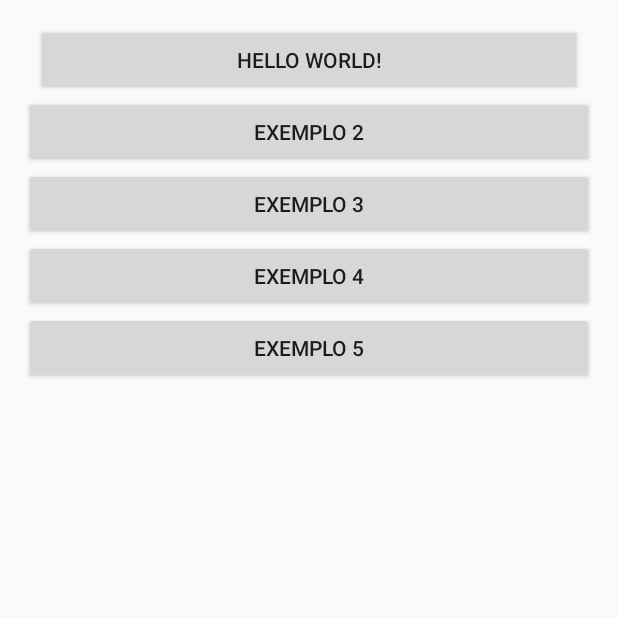
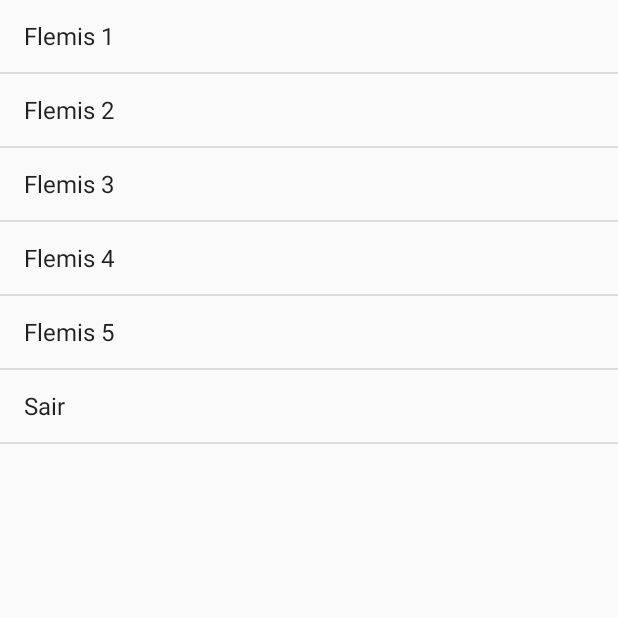
Before and after one commit to jfpsb/Android, an Android app: the screen it shows after launch (MainActivity), on a phone screen of 412 x 824 dp, the top half of it. Run offline under Robolectric (Android 15) with nearby library versions, the phone set to English and light mode, and no system bars.

Commit message:
Exemplo 3 adicionado Agora exemplos em lista Uso de Toast para mensagem

```diff
--- a/app/src/main/java/com/example/jfpsb/livroandroid/MainActivity.java
+++ b/app/src/main/java/com/example/jfpsb/livroandroid/MainActivity.java
@@ -1,43 +1,60 @@
 package com.example.jfpsb.livroandroid;
 
-import android.app.Activity;
+import android.app.ListActivity;
 import android.content.Intent;
 import android.os.Bundle;
 import android.view.Menu;
 import android.view.MenuItem;
 import android.view.View;
-import android.widget.Button;
+import android.widget.ArrayAdapter;
+import android.widget.ListView;
+import android.widget.Toast;
 
-public class MainActivity extends Activity {
+public class MainActivity extends ListActivity {
 
     private static final String CATEGORIA = "livro";
+    private static final String[] lista = new String[] {"Flemis 1", "Flemis 2", "Flemis 3", "Flemis 4", "Flemis 5", "Sair"};
 
     @Override
     protected void onCreate(Bundle savedInstanceState) {
         super.onCreate(savedInstanceState);
-        setContentView(R.layout.activity_main);
-
-        Button btn1 = (Button) findViewById(R.id.btn1);
-        Button btn2 = (Button) findViewById(R.id.btn2);
-        Button btn3 = (Button) findViewById(R.id.btn3);
-        Button btn4 = (Button) findViewById(R.id.btn4);
-        Button btn5 = (Button) findViewById(R.id.btn5);
-
-        abreExemplo(btn1, Exemplo1.class);
-        abreExemplo(btn2, Exemplo2.class);
-        abreExemplo(btn3, Exemplo1.class);
-        abreExemplo(btn4, Exemplo1.class);
-        abreExemplo(btn5, Exemplo1.class);
+        ArrayAdapter<String> listaAdapter = new ArrayAdapter<>(this, android.R.layout.simple_list_item_1, lista);
+        this.setListAdapter(listaAdapter);
     }
 
-    public void abreExemplo(Button btn, final Class T){
-        btn.setOnClickListener(new View.OnClickListener() {
-            @Override
-            public void onClick(View v) {
-                Intent it = new Intent(v.getContext(), T);
-                startActivity(it);
-            }
-        });
+    @Override
+    protected void onListItemClick(ListView l, View v, int position, long id) {
+        switch (position) {
+            case 0:
+                iniciaAct(position, Exemplo1.class);
+                break;
+            case 1:
+                iniciaAct(position, Exemplo2.class);
+                break;
+            case 2:
+                iniciaAct(position, Exemplo3.class);
+                break;
+            case 3:
+                iniciaAct(position, Exemplo4.class);
+                break;
+            case 4:
+                iniciaAct(position, Exemplo5.class);
+                break;
+            default:
+                finish();
+        }
+    }
+
+    private void iniciaAct(int position, Class classe) {
+        Intent it = new Intent(this, classe);
+        startActivity(it);
+        toaster(position);
+    }
+
+    private void toaster(int position) {
+        Object o = this.getListAdapter().getItem(position);
+        String item = o.toString();
+        Toast.makeText(this, "Você escolheu " + item, Toast.LENGTH_SHORT).show();
     }
 
     @Override
--- a/app/src/main/res/layout/activity_main.xml
+++ /dev/null
@@ -1,53 +0,0 @@
-<RelativeLayout xmlns:android="http://schemas.android.com/apk/res/android"
-    xmlns:tools="http://schemas.android.com/tools" android:layout_width="match_parent"
-    android:layout_height="match_parent" android:paddingLeft="@dimen/activity_horizontal_margin"
-    android:paddingRight="@dimen/activity_horizontal_margin"
-    android:paddingTop="@dimen/activity_vertical_margin"
-    android:paddingBottom="@dimen/activity_vertical_margin" tools:context=".MainActivity">
-
-    <LinearLayout
-        android:orientation="vertical"
-        android:layout_width="match_parent"
-        android:layout_height="match_parent"
-        android:layout_alignParentTop="true"
-        android:layout_alignParentLeft="true"
-        android:layout_alignParentStart="true">
-
-        <Button
-            android:layout_width="364dp"
-            android:layout_height="wrap_content"
-            android:text="@string/btn1"
-            android:id="@+id/btn1"
-            android:layout_gravity="center_horizontal"
-            android:onClick="onClick" />
-
-        <Button
-            android:layout_width="match_parent"
-            android:layout_height="wrap_content"
-            android:text="@string/btn2"
-            android:id="@+id/btn2"
-            android:layout_gravity="center_horizontal"
-            android:onClick="onClick" />
-
-        <Button
-            android:layout_width="match_parent"
-            android:layout_height="wrap_content"
-            android:text="@string/btn3"
-            android:id="@+id/btn3"
-            android:layout_gravity="center_horizontal" />
-
-        <Button
-            android:layout_width="match_parent"
-            android:layout_height="wrap_content"
-            android:text="@string/btn4"
-            android:id="@+id/btn4"
-            android:layout_gravity="center_horizontal" />
-
-        <Button
-            android:layout_width="match_parent"
-            android:layout_height="wrap_content"
-            android:text="@string/btn5"
-            android:id="@+id/btn5"
-            android:layout_gravity="center_horizontal" />
-    </LinearLayout>
-</RelativeLayout>
--- a/app/src/main/res/values/strings.xml
+++ b/app/src/main/res/values/strings.xml
@@ -11,4 +11,7 @@
     <string name="Exemplo2">Este é meu segundo exemplo Android</string>
     <string name="title_activity_exemplo1">Exemplo1</string>
     <string name="title_activity_exemplo2">Exemplo2</string>
+    <string name="title_activity_exemplo3">Exemplo3</string>
+    <string name="title_activity_exemplo4">Exemplo4</string>
+    <string name="title_activity_exemplo5">Exemplo5</string>
 </resources>
```
Also changed, not shown: app/src/main/AndroidManifest.xml (+12 -1 lines), app/src/main/java/com/example/jfpsb/livroandroid/Exemplo3.java (added, +36 -0 lines), app/src/main/java/com/example/jfpsb/livroandroid/Exemplo4.java (added, +17 -0 lines), app/src/main/java/com/example/jfpsb/livroandroid/Exemplo5.java (added, +17 -0 lines), app/src/main/res/layout/activity_exemplo3.xml (added, +46 -0 lines), app/src/main/res/layout/activity_exemplo4.xml (added, +12 -0 lines), app/src/main/res/layout/activity_exemplo5.xml (added, +12 -0 lines), app/src/main/res/menu/menu_exemplo3.xml (added, +7 -0 lines), app/src/main/res/menu/menu_exemplo4.xml (added, +7 -0 lines), app/src/main/res/menu/menu_exemplo5.xml (added, +7 -0 lines), 1 other file.
